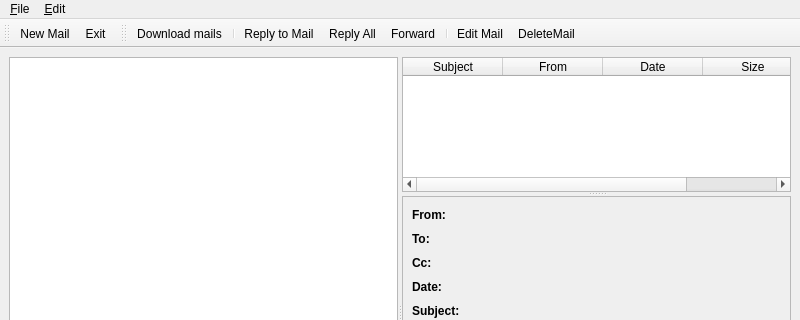
rgfernandes/qtdesktop, file branches/qmailclient/ui/MainWin.ui: the form before one commit; both pictures show x 0 to 800 and y 0 to 320 of the 800 by 600 pixel window.
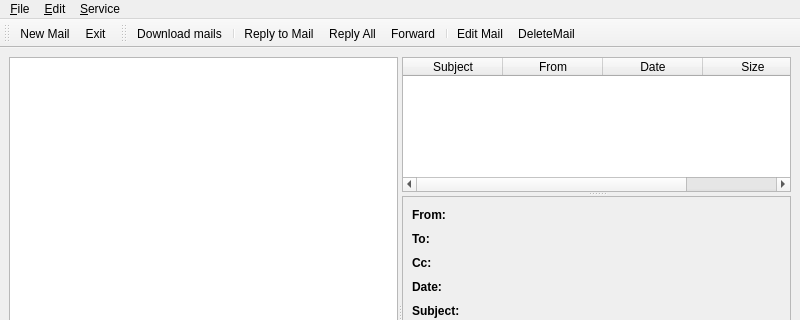
The form after the commit. Icons and pictures are not drawn.

The edit to the form file:
```diff
--- a/branches/qmailclient/ui/MainWin.ui
+++ b/branches/qmailclient/ui/MainWin.ui
@@ -284,7 +284,7 @@
      <x>0</x>
      <y>0</y>
      <width>800</width>
-     <height>25</height>
+     <height>22</height>
     </rect>
    </property>
    <widget class="QMenu" name="menu_File">
@@ -302,8 +302,16 @@
     </property>
     <addaction name="actionEditConfiguration"/>
    </widget>
+   <widget class="QMenu" name="menu_Service">
+    <property name="title">
+     <string>&amp;Service</string>
+    </property>
+    <addaction name="actionAccounts"/>
+    <addaction name="actionSettings"/>
+   </widget>
    <addaction name="menu_File"/>
    <addaction name="menu_Edit"/>
+   <addaction name="menu_Service"/>
   </widget>
   <widget class="QStatusBar" name="statusbar"/>
   <widget class="QToolBar" name="toolBar">
```
Left out of the diff: 14 changed lines with no effect on the pictures.
